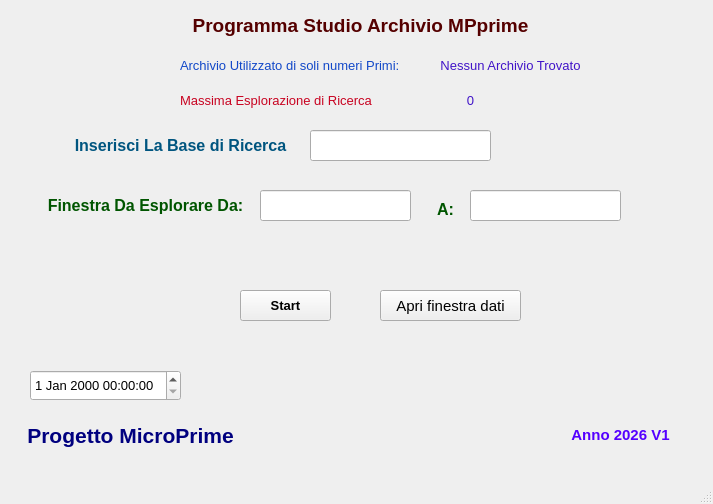
The window that MicroPrime_studio/main_PRA.ui (Claugo/MicroPrime) describes before a commit, drawn with Qt 5.
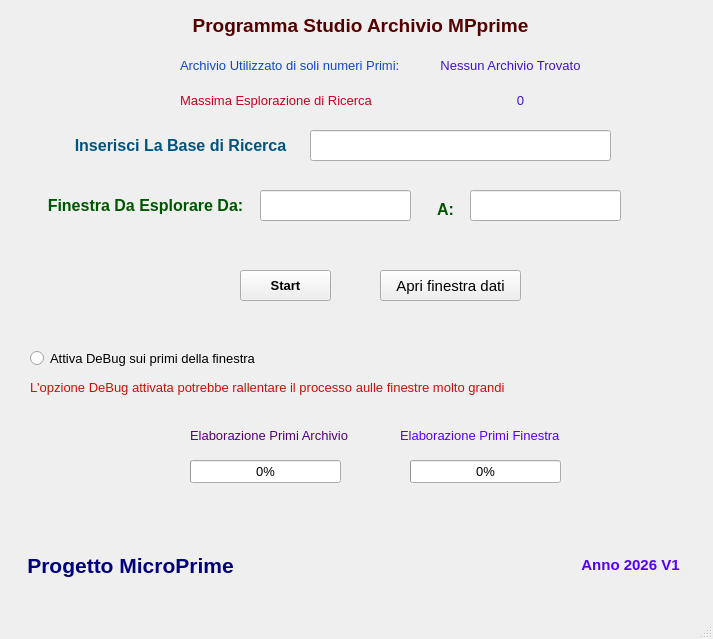
The same window after the commit.

Commit message: Update MicroPrime_studio: add speed visualization and progress indicators

What changed in the file:
```diff
--- a/MicroPrime_studio/main_PRA.ui
+++ b/MicroPrime_studio/main_PRA.ui
@@ -7,7 +7,7 @@
     <x>0</x>
     <y>0</y>
     <width>713</width>
-    <height>504</height>
+    <height>639</height>
    </rect>
   </property>
   <property name="font">
@@ -23,7 +23,7 @@
     <property name="geometry">
      <rect>
       <x>10</x>
-      <y>410</y>
+      <y>540</y>
       <width>241</width>
       <height>51</height>
      </rect>
@@ -37,21 +37,6 @@
      <string>&lt;html&gt;&lt;head/&gt;&lt;body&gt;&lt;p align=&quot;center&quot;&gt;&lt;span style=&quot; font-size:16pt; font-weight:600; color:#00007f;&quot;&gt;Progetto MicroPrime&lt;/span&gt;&lt;/p&gt;&lt;/body&gt;&lt;/html&gt;</string>
     </property>
    </widget>
-   <widget class="QDateTimeEdit" name="dateTimeEdit">
-    <property name="geometry">
-     <rect>
-      <x>30</x>
-      <y>370</y>
-      <width>151</width>
-      <height>31</height>
-     </rect>
-    </property>
-    <property name="font">
-     <font>
-      <pointsize>10</pointsize>
-     </font>
-    </property>
-   </widget>
    <widget class="QLabel" name="label_2">
     <property name="geometry">
      <rect>
@@ -75,7 +60,7 @@
      <rect>
       <x>310</x>
       <y>130</y>
-      <width>181</width>
+      <width>301</width>
       <height>31</height>
      </rect>
     </property>
@@ -125,7 +110,7 @@
     <property name="geometry">
      <rect>
       <x>240</x>
-      <y>290</y>
+      <y>270</y>
       <width>91</width>
       <height>31</height>
      </rect>
@@ -143,8 +128,8 @@
    <widget class="QLabel" name="label_5">
     <property name="geometry">
      <rect>
-      <x>540</x>
-      <y>420</y>
+      <x>550</x>
+      <y>550</y>
       <width>161</width>
       <height>31</height>
      </rect>
@@ -180,7 +165,7 @@
     <property name="geometry">
      <rect>
       <x>380</x>
-      <y>290</y>
+      <y>270</y>
       <width>141</width>
       <height>31</height>
      </rect>
@@ -238,7 +223,7 @@
      <rect>
       <x>380</x>
       <y>80</y>
-      <width>181</width>
+      <width>281</width>
       <height>41</height>
      </rect>
     </property>
@@ -246,6 +231,84 @@
      <string>&lt;html&gt;&lt;head/&gt;&lt;body&gt;&lt;p align=&quot;center&quot;&gt;&lt;span style=&quot; color:#4114c8;&quot;&gt;0&lt;/span&gt;&lt;/p&gt;&lt;/body&gt;&lt;/html&gt;</string>
     </property>
    </widget>
+   <widget class="QRadioButton" name="radioButton">
+    <property name="geometry">
+     <rect>
+      <x>30</x>
+      <y>350</y>
+      <width>231</width>
+      <height>17</height>
+     </rect>
+    </property>
+    <property name="text">
+     <string>Attiva DeBug sui primi della finestra</string>
+    </property>
+   </widget>
+   <widget class="QLabel" name="label_11">
+    <property name="geometry">
+     <rect>
+      <x>30</x>
+      <y>380</y>
+      <width>481</width>
+      <height>16</height>
+     </rect>
+    </property>
+    <property name="text">
+     <string>&lt;html&gt;&lt;head/&gt;&lt;body&gt;&lt;p&gt;&lt;span style=&quot; color:#c81205;&quot;&gt;L'opzione DeBug attivata potrebbe rallentare il processo aulle finestre molto grandi&lt;/span&gt;&lt;/p&gt;&lt;/body&gt;&lt;/html&gt;</string>
+    </property>
+   </widget>
+   <widget class="QProgressBar" name="progressBar">
+    <property name="geometry">
+     <rect>
+      <x>190</x>
+      <y>460</y>
+      <width>151</width>
+      <height>23</height>
+     </rect>
+    </property>
+    <property name="value">
+     <number>0</number>
+    </property>
+   </widget>
+   <widget class="QProgressBar" name="progressBar_2">
+    <property name="geometry">
+     <rect>
+      <x>410</x>
+      <y>460</y>
+      <width>151</width>
+      <height>23</height>
+     </rect>
+    </property>
+    <property name="value">
+     <number>0</number>
+    </property>
+   </widget>
+   <widget class="QLabel" name="label_12">
+    <property name="geometry">
+     <rect>
+      <x>190</x>
+      <y>425</y>
+      <width>161</width>
+      <height>21</height>
+     </rect>
+    </property>
+    <property name="text">
+     <string>&lt;html&gt;&lt;head/&gt;&lt;body&gt;&lt;p&gt;&lt;span style=&quot; color:#55007f;&quot;&gt;Elaborazione Primi Archivio&lt;/span&gt;&lt;/p&gt;&lt;/body&gt;&lt;/html&gt;</string>
+    </property>
+   </widget>
+   <widget class="QLabel" name="label_13">
+    <property name="geometry">
+     <rect>
+      <x>400</x>
+      <y>425</y>
+      <width>161</width>
+      <height>21</height>
+     </rect>
+    </property>
+    <property name="text">
+     <string>&lt;html&gt;&lt;head/&gt;&lt;body&gt;&lt;p&gt;&lt;span style=&quot; color:#5500ff;&quot;&gt;Elaborazione Primi Finestra&lt;/span&gt;&lt;/p&gt;&lt;/body&gt;&lt;/html&gt;</string>
+    </property>
+   </widget>
   </widget>
   <widget class="QMenuBar" name="menubar">
    <property name="geometry">
```
The commit also changes 1 other file.
